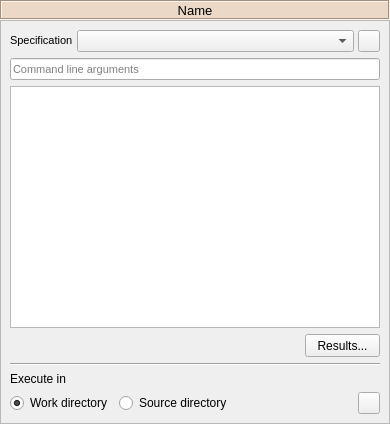
spine-tools/Spine-Toolbox, file spinetoolbox/project_items/tool/ui/tool_properties.ui: the form before one commit.
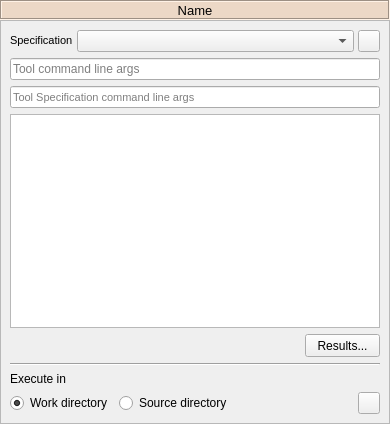
The form after the commit. Icons and pictures are not drawn.

Commit message:
Support for Tool command line arguments
- You can now add Tool project item command line arguments in addition to Tool Specification command line arguments
- Tags like @@optional_files@@ are not supported yet
- Also fixed a bug in GAMS Tool execution. There was a reference to '_settings()' (should be '_settings')
that prevented GAMS execution from working

Issue #545

```diff
--- a/spinetoolbox/project_items/tool/ui/tool_properties.ui
+++ b/spinetoolbox/project_items/tool/ui/tool_properties.ui
@@ -184,6 +184,19 @@
        </item>
        <item>
         <widget class="QLineEdit" name="lineEdit_tool_args">
+         <property name="toolTip">
+          <string>&lt;html&gt;&lt;head/&gt;&lt;body&gt;&lt;p&gt;Tool command line arguments&lt;/p&gt;&lt;/body&gt;&lt;/html&gt;</string>
+         </property>
+         <property name="placeholderText">
+          <string>Tool command line args</string>
+         </property>
+         <property name="clearButtonEnabled">
+          <bool>true</bool>
+         </property>
+        </widget>
+       </item>
+       <item>
+        <widget class="QLineEdit" name="lineEdit_tool_spec_args">
          <property name="enabled">
           <bool>true</bool>
          </property>
@@ -205,7 +218,7 @@
           <bool>true</bool>
          </property>
          <property name="placeholderText">
-          <string>Command line arguments</string>
+          <string>Tool Specification command line args</string>
          </property>
         </widget>
        </item>
```
Left out of the diff: 21 changed lines with no effect on the pictures. The commit also changes 220 other files.
